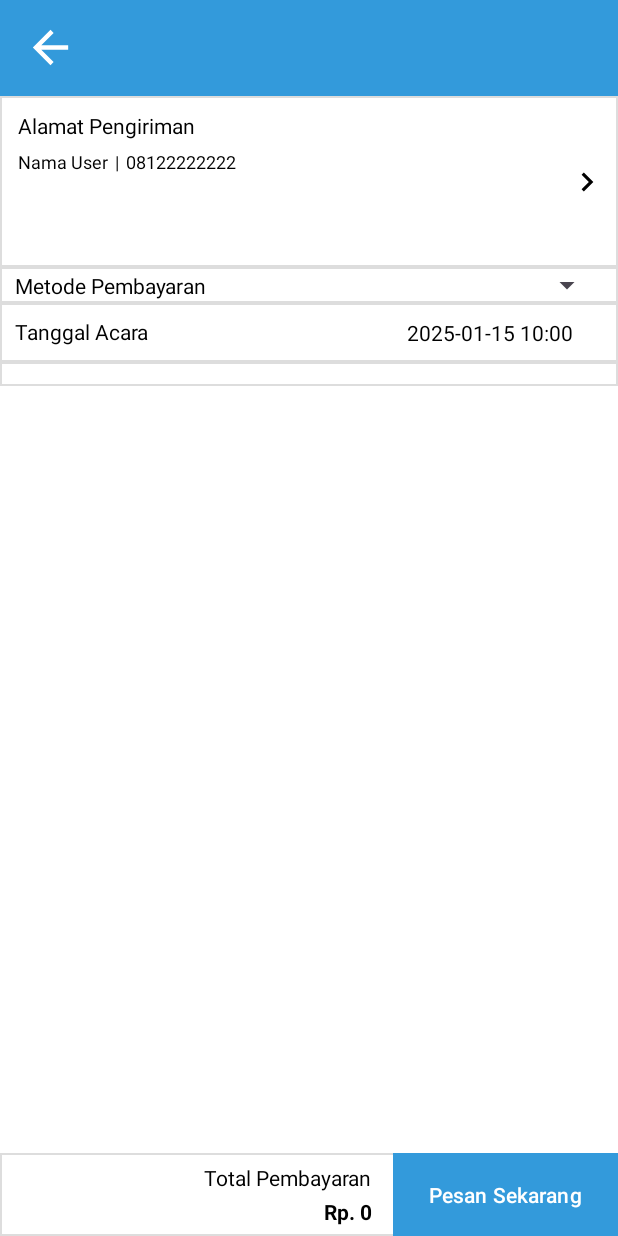
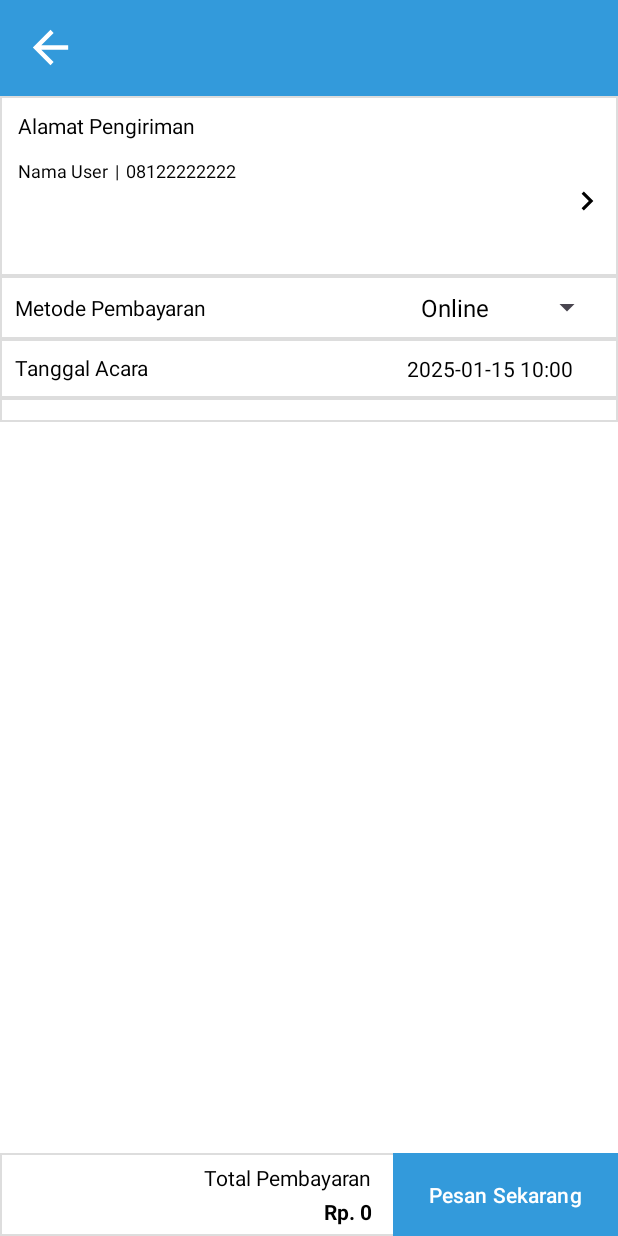
Before and after one commit to MunMunDev/Marketplace-Wedding-Organizer, an Android app: the PaymentActivity screen opened directly, with no data from a screen before it, on a phone screen of 412 x 824 dp. Run offline under Robolectric (Android 15) with nearby library versions, the phone set to English and light mode, and no system bars; our stand-ins replace Dagger/Hilt's generated code, Shimmer; libraries missing offline, so code that uses them is left out: com.midtrans.sdk; 5 statements that could not run were skipped.

Commit message:
Update payment

```diff
--- a/app/src/main/java/com/abcd/vian_marketplaceweddingorganizer/data/database/api/ApiService.kt
+++ b/app/src/main/java/com/abcd/vian_marketplaceweddingorganizer/data/database/api/ApiService.kt
@@ -271,28 +271,25 @@ interface ApiService {
 
     @FormUrlEncoded
     @POST("marketplace-wo/api/post.php")
-    suspend fun postPesan(
-        @Field("post_pesan") postPesan:String,
-        @Field("id_user") id_user: String,
-        @Field("nama_lengkap") nama_lengkap: String,
-        @Field("nomor_hp") nomor_hp: String,
-        @Field("alamat") alamat: String,
-        @Field("detail_alamat") detail_alamat: String,
-        @Field("metode_pembayaran") metode_pembayaran: String
+    suspend fun postPesanInPlace(
+        @Field("post_pesan_ditempat") post_pesan_ditempat:String,
+        @Field("id_user") id_user: Int,
+        @Field("id_wo") id_wo: Int,
+        @Field("id_vendor") id_vendor: String,
+        @Field("waktu") waktu: String,
+        @Field("waktu_acara") waktu_acara: String,
     ): ArrayList<ResponseModel>
 
     @FormUrlEncoded
     @POST("marketplace-wo/api/post.php")
     suspend fun postRegistrasiPembayaran(
-        @Field("registrasi_pembayaran") registrasiPembayaran:String,
-        @Field("id_pembayaran") id_pembayaran:String,
-        @Field("id_user") id_user:String,
-        @Field("keterangan") keterangan:String,
-        @Field("nama_lengkap") nama_lengkap:String,
-        @Field("nomor_hp") nomor_hp:String,
-        @Field("kecamatan_kab_kota") kecamatan_kab_kota:String,
-        @Field("alamat") alamat:String,
-        @Field("detail_alamat") detail_alamat:String,
+        @Field("post_register_pembayaran") post_register_pembayaran:String,
+        @Field("kode_unik") kode_unik: String,
+        @Field("id_user") id_user: Int,
+        @Field("id_wo") id_wo: Int,
+        @Field("id_vendor") id_vendor: String,
+        @Field("waktu") waktu: String,
+        @Field("waktu_acara") waktu_acara: String,
     ): ArrayList<ResponseModel>
 
     // Wedding Organizer
--- a/app/src/main/java/com/abcd/vian_marketplaceweddingorganizer/ui/activity/user/payment/PaymentActivity.kt
+++ b/app/src/main/java/com/abcd/vian_marketplaceweddingorganizer/ui/activity/user/payment/PaymentActivity.kt
@@ -63,13 +63,17 @@ class PaymentActivity : AppCompatActivity() {
 
     private lateinit var vendor: ArrayList<VendorModel>
     private var namaWeddingOrganizer = ""
-    private var idUser = ""
+    private var idUser = 0
     private var namaLengkap = ""
     private var nomorHp = ""
     private var kecamatanKabKota = ""
     private var alamat = ""
     private var detailAlamat = ""
     private var jenisPembayaran = ""
+
+    private var idWo = 0
+    private var idVendor = ""
+    private var waktuAcara = ""
 
     private var selectedValue = ""
     private var numberPosition = 0
@@ -83,9 +87,10 @@ class PaymentActivity : AppCompatActivity() {
         fetchDataSebelumnya()
         setAppNavbarDrawer()
         setButton()
-        konfigurationMidtrans()
+        setSpinnerMetodePembayaran()
         fetchAlamat(sharedPreferencesLogin.getIdUser())
         getAlamat()
+        konfigurationMidtrans()
         getDataRegistrasiPembayaran()
         getTambahPesananDitempat()
     }
@@ -96,11 +101,15 @@ class PaymentActivity : AppCompatActivity() {
             vendor = arrayListOf()
             vendor = intent.getParcelableArrayListExtra("vendor")!!
             namaWeddingOrganizer = intent.getStringExtra("nama_wedding_organizer")!!
+            idWo = intent.getIntExtra("idWo", 0)
 
             if(vendor.isNotEmpty()){
                 setVendor(vendor)
             } else{
                 Toast.makeText(this@PaymentActivity, "Vendor kosong", Toast.LENGTH_SHORT).show()
+            }
+            for(values in vendor){
+                idVendor+="${values.id_vendor};;;"
             }
         }
         binding.tvTanggalAcara.text = "${tanggalDanWaktu.tanggalSekarangZonaMakassar()} 10:00"
@@ -115,6 +124,7 @@ class PaymentActivity : AppCompatActivity() {
     }
     private fun setSharedPreferencesLogin() {
         sharedPreferencesLogin = SharedPreferencesLogin(this@PaymentActivity)
+        idUser = sharedPreferencesLogin.getIdUser()
     }
 
     private fun setButton() {
@@ -131,9 +141,9 @@ class PaymentActivity : AppCompatActivity() {
                 } else{
                     if(numberPosition == 0){
 //                        fetchDataRegistrasiPembayaran(uuid, idUser)
-                        postDataRegistrasiPembayaran(acak, idUser, namaLengkap, nomorHp, kecamatanKabKota, alamat, detailAlamat)
+                        postDataRegistrasiPembayaran(acak, idUser, idWo, idVendor, tanggalDanWaktu.tanggalDanWaktuZonaMakassar(), tvTanggalAcara.text.toString().trim())
                     } else{
-                        postTambahPesananDitempat(idUser, namaLengkap, nomorHp, alamat, detailAlamat, jenisPembayaran)
+                        postTambahPesananDitempat(idUser, idWo, idVendor, tanggalDanWaktu.tanggalDanWaktuZonaMakassar(), tvTanggalAcara.text.toString().trim())
                     }
                 }
             }
@@ -152,6 +162,37 @@ class PaymentActivity : AppCompatActivity() {
         }
     }
 
+    private fun setSpinnerMetodePembayaran(){
+        binding.apply {
+            // Spinner Metode Pembayaran
+            val arrayAdapter = ArrayAdapter.createFromResource(
+                this@PaymentActivity,
+                R.array.metode_pembayaran,
+                android.R.layout.simple_spinner_item
+            )
+            arrayAdapter.setDropDownViewResource(android.R.layout.simple_spinner_dropdown_item)
+            spMetodePembayaran.adapter = arrayAdapter
+
+            spMetodePembayaran.onItemSelectedListener = object: AdapterView.OnItemSelectedListener{
+                override fun onItemSelected(
+                    parent: AdapterView<*>?,
+                    view: View?,
+                    position: Int,
+                    id: Long
+                ) {
+                    numberPosition = spMetodePembayaran.selectedItemPosition
+                    selectedValue = spMetodePembayaran.selectedItem.toString()
+                }
+
+                override fun onNothingSelected(parent: AdapterView<*>?) {
+
+                }
+            }
+
+            spMetodePembayaran.adapter = arrayAdapter
+        }
+    }
+
     private fun fetchAlamat(idUser: Int){
         viewModel.fetchAlamat(idUser)
     }
@@ -159,19 +200,22 @@ class PaymentActivity : AppCompatActivity() {
     private fun getAlamat(){
         viewModel.getAlamat().observe(this@PaymentActivity){result->
             when(result){
-                is UIState.Loading->{}
+                is UIState.Loading->setStartShimmer()
                 is UIState.Success->setSuccessFetchAlamat(result.data)
                 is UIState.Failure->setFailureFetchAlamat(result.message)
+                else -> {}
             }
         }
     }
 
     private fun setFailureFetchAlamat(message: String) {
         Toast.makeText(this@PaymentActivity, "alamat: $message", Toast.LENGTH_SHORT).show()
+        setStopShimmer()
     }
 
     private fun setSuccessFetchAlamat(data: ArrayList<AlamatModel>) {
         setAlamat(data)
+        setStopShimmer()
     }
 
     private fun setVendor(data: ArrayList<VendorModel>) {
@@ -194,9 +238,7 @@ class PaymentActivity : AppCompatActivity() {
 
                 itemDetails.add(
                     ItemDetails(
-//                        "$no", 12.0, 1, " m2 X m2)"
-//                        "$no", totalHargaSatuan, jumlah.toInt(), "$jenisPlafon"
-                        "$no", totalHarga, 1, "$namaVendor"
+                        "$no", harga.toDouble(), 1, "$namaVendor"
                     )
                 )
                 no++
@@ -220,6 +262,7 @@ class PaymentActivity : AppCompatActivity() {
             finish()
         }
     }
+
 
     private fun setAlamat(data: ArrayList<AlamatModel>) {
         binding.apply {
@@ -257,32 +300,7 @@ class PaymentActivity : AppCompatActivity() {
             alamat = alamatModel.alamat!!
             detailAlamat = alamatModel.detail_alamat!!
 
-            // Spinner Metode Pembayaran
-            val arrayAdapter = ArrayAdapter.createFromResource(
-                this@PaymentActivity,
-                R.array.metode_pembayaran,
-                android.R.layout.simple_spinner_item
-            )
-            arrayAdapter.setDropDownViewResource(android.R.layout.simple_spinner_dropdown_item)
-            spMetodePembayaran.adapter = arrayAdapter
-
-            spMetodePembayaran.onItemSelectedListener = object: AdapterView.OnItemSelectedListener{
-                override fun onItemSelected(
-                    parent: AdapterView<*>?,
-                    view: View?,
-                    position: Int,
-                    id: Long
-                ) {
-                    numberPosition = spMetodePembayaran.selectedItemPosition
-                    selectedValue = spMetodePembayaran.selectedItem.toString()
-                }
-
-                override fun onNothingSelected(parent: AdapterView<*>?) {
-
-                }
-            }
-
-            spMetodePembayaran.adapter = arrayAdapter
+            setCustomerDetails()
         }
     }
 
@@ -295,11 +313,14 @@ class PaymentActivity : AppCompatActivity() {
     }
 
     private fun postDataRegistrasiPembayaran(
-        idPembayaran: String, idUser: String,
-        namaLengkap: String, nomorHp: String,
-        kecamatanKabKota: String, alamat: String, detailAlamat: String
+        kodeUnik: String,
+        idUser: Int,
+        idWo: Int,
+        idVendor: String,
+        waktu: String,
+        waktuAcara: String,
     ) {
-        viewModel.postRegistrasiPembayaran(idPembayaran, idUser, "Pending", namaLengkap, nomorHp, kecamatanKabKota, alamat, detailAlamat)
+        viewModel.postRegistrasiPembayaran(kodeUnik, idUser, idWo, idVendor, waktu, waktuAcara)
     }
 
     private fun getDataRegistrasiPembayaran() {
@@ -338,14 +359,13 @@ class PaymentActivity : AppCompatActivity() {
     }
 
     private fun postTambahPesananDitempat(
-        idUser: String,
-        namaLengkap: String,
-        nomorHp: String,
-        alamat: String,
-        detailAlamat: String,
-        jenisPembayaran: String
+        idUser: Int,
+        idWo: Int,
+        idVendor: String,
+        waktu: String,
+        waktuAcara: String,
     ) {
-        viewModel.postPesan(idUser, namaLengkap, nomorHp, alamat, detailAlamat, jenisPembayaran)
+        viewModel.postPesanInPlace(idUser, idWo, idVendor, waktu, waktuAcara)
     }
     private fun getTambahPesananDitempat(){
         viewModel.getPostPesan().observe(this@PaymentActivity){result->
@@ -426,6 +446,7 @@ class PaymentActivity : AppCompatActivity() {
         if(nomorHp == ""){
             nomorHp = "0"
         }
+
         customerDetails = CustomerDetails(
             firstName = namaLengkap,
             customerIdentifier = "${sharedPreferencesLogin.getIdUser()}",
@@ -456,27 +477,36 @@ class PaymentActivity : AppCompatActivity() {
                 loading.alertDialogLoading(this@PaymentActivity)
                 when (transactionResult.status) {
                     UiKitConstants.STATUS_SUCCESS -> {
-//                        Toast.makeText(this, "Transaction Finished. ID: " + transactionResult.transactionId, Toast.LENGTH_LONG).show()
+                        loading.alertDialogCancel()
+                        Toast.makeText(this, "Transaction Finished. ID: " + transactionResult.transactionId, Toast.LENGTH_LONG).show()
 //                        fetchDataPembayaran(idUser)
                     }
                     UiKitConstants.STATUS_PENDING -> {
-//                        Toast.makeText(this, "Transaction Pending. ID: " + transactionResult.transactionId, Toast.LENGTH_LONG).show()
+                        loading.alertDialogCancel()
+                        Toast.makeText(this, "Transaction Pending. ID: " + transactionResult.transactionId, Toast.LENGTH_LONG).show()
+                        acak = kataAcak.getHurufDanAngka()
 //                        fetchDataPembayaran(idUser)
                     }
                     UiKitConstants.STATUS_FAILED -> {
-//                        Toast.makeText(this, "Transaction Failed. ID: " + transactionResult.transactionId, Toast.LENGTH_LONG).show()
+                        loading.alertDialogCancel()
+                        Toast.makeText(this, "Transaction Failed. ID: " + transactionResult.transactionId, Toast.LENGTH_LONG).show()
+                        acak = kataAcak.getHurufDanAngka()
 //                        fetchDataPembayaran(idUser)
                     }
                     UiKitConstants.STATUS_CANCELED -> {
-//                        Toast.makeText(this, "Transaction Cancelled", Toast.LENGTH_LONG).show()
+                        loading.alertDialogCancel()
+                        Toast.makeText(this, "Transaction Cancelled", Toast.LENGTH_LONG).show()
+                        acak = kataAcak.getHurufDanAngka()
 //                        fetchDataPembayaran(idUser)
                     }
                     UiKitConstants.STATUS_INVALID -> {
-//                        Toast.makeText(this, "Transaction Invalid. ID: " + transactionResult.transactionId, Toast.LENGTH_LONG).show()
+                        loading.alertDialogCancel()
+                        Toast.makeText(this, "Transaction Invalid. ID: " + transactionResult.transactionId, Toast.LENGTH_LONG).show()
 //                        fetchDataPembayaran(idUser)
                     }
                     else -> {
-//                        Toast.makeText(this, "Transaction ID: " + transactionResult.transactionId + ". Message: " + transactionResult.status, Toast.LENGTH_LONG).show()
+                        Toast.makeText(this, "Transaction ID: " + transactionResult.transactionId + ". Message: " + transactionResult.status, Toast.LENGTH_LONG).show()
+                        loading.alertDialogCancel()
 //                        fetchDataPembayaran(idUser)
                     }
                 }
@@ -495,6 +525,25 @@ class PaymentActivity : AppCompatActivity() {
         )
     }
 
+    private fun setStartShimmer(){
+        binding.apply {
+            smAlamat.startShimmer()
+            smAlamat.visibility = View.VISIBLE
+
+            clAlamatDetail.visibility = View.GONE
+        }
+    }
+
+    private fun setStopShimmer(){
+        binding.apply {
+            smAlamat.stopShimmer()
+            clAlamatDetail.visibility = View.VISIBLE
+
+            smAlamat.visibility = View.GONE
+
+        }
+    }
+
     override fun onBackPressed() {
         super.onBackPressed()
 //        startActivity(Intent(this@PaymentActivity, MainActivity::class.java))
--- a/app/src/main/java/com/abcd/vian_marketplaceweddingorganizer/ui/activity/user/wedding_organizer/WeddingOrganizerActivity.kt
+++ b/app/src/main/java/com/abcd/vian_marketplaceweddingorganizer/ui/activity/user/wedding_organizer/WeddingOrganizerActivity.kt
@@ -96,7 +96,8 @@ class WeddingOrganizerActivity : AppCompatActivity() {
         plafonAdapter = WeddingOrganizerAdapter(data, object : OnClickItem.ClickWeddingOrganizer{
             override fun clickWeddingOrganizer(weddingOrganizer: WeddingOrganizerModel) {
                 val i = Intent(this@WeddingOrganizerActivity, WeddingOrganizerDetailActivity::class.java)
-                i.putExtra("idWeddingOrganizer", weddingOrganizer.id_user)
+                i.putExtra("idWeddingOrganizer", weddingOrganizer.id_wo)
+                i.putExtra("idUserWeddingOrganizer", weddingOrganizer.id_user)
                 i.putExtra("nama", weddingOrganizer.nama)
                 i.putExtra("deskripsi", weddingOrganizer.deskripsi_wo)
                 i.putExtra("alamat", weddingOrganizer.alamat)
--- a/app/src/main/java/com/abcd/vian_marketplaceweddingorganizer/ui/activity/user/wedding_organizer/detail/WeddingOrganizerDetailActivity.kt
+++ b/app/src/main/java/com/abcd/vian_marketplaceweddingorganizer/ui/activity/user/wedding_organizer/detail/WeddingOrganizerDetailActivity.kt
@@ -41,6 +41,7 @@ import javax.inject.Inject
 class WeddingOrganizerDetailActivity : AppCompatActivity() {
     private lateinit var binding: ActivityWeddingOrganizerDetailBinding
     private var idWeddingOrganizer: Int = 0
+    private var idUserWeddingOrganizer: Int = 0
     private var namaWeddingOrganizer: String = ""
     private var alamat: String = ""
     private var deskripsi: String = ""
@@ -73,6 +74,7 @@ class WeddingOrganizerDetailActivity : AppCompatActivity() {
         if(extras != null) {
 
             idWeddingOrganizer = intent.getIntExtra("idWeddingOrganizer", 0)
+            idUserWeddingOrganizer = intent.getIntExtra("idUserWeddingOrganizer", 0)
             namaWeddingOrganizer = intent.getStringExtra("nama")!!
             alamat = intent.getStringExtra("alamat")!!
             deskripsi = intent.getStringExtra("deskripsi")!!
@@ -159,7 +161,7 @@ class WeddingOrganizerDetailActivity : AppCompatActivity() {
             }
             btnChatWO.setOnClickListener {
                 val i = Intent(this@WeddingOrganizerDetailActivity, ChatWeddingOrganizerActivity::class.java)
-                i.putExtra("id_received", idWeddingOrganizer)
+                i.putExtra("id_received", idUserWeddingOrganizer)
                 i.putExtra("nama_wedding_organizer", namaWeddingOrganizer)
                 startActivity(i)
             }
@@ -212,6 +214,7 @@ class WeddingOrganizerDetailActivity : AppCompatActivity() {
                     val i = Intent(this@WeddingOrganizerDetailActivity, PaymentActivity::class.java)
                     i.putParcelableArrayListExtra("vendor", listChooseVendor)
                     i.putExtra("nama_wedding_organizer", namaWeddingOrganizer)
+                    i.putExtra("idWo", idWeddingOrganizer)
                     startActivity(i)
                 } else{
                     Toast.makeText(this@WeddingOrganizerDetailActivity, "Kosong", Toast.LENGTH_SHORT).show()
--- a/app/src/main/java/com/abcd/vian_marketplaceweddingorganizer/ui/activity/user/wedding_organizer/search/SearchVendorActivity.kt
+++ b/app/src/main/java/com/abcd/vian_marketplaceweddingorganizer/ui/activity/user/wedding_organizer/search/SearchVendorActivity.kt
@@ -105,7 +105,8 @@ class SearchVendorActivity : AppCompatActivity() {
         adapter = WeddingOrganizerAdapter(listWeddingOrganizer, object : OnClickItem.ClickWeddingOrganizer{
             override fun clickWeddingOrganizer(weddingOrganizer: WeddingOrganizerModel) {
                 val i = Intent(this@SearchVendorActivity, WeddingOrganizerDetailActivity::class.java)
-                i.putExtra("idWeddingOrganizer", weddingOrganizer.id_user)
+                i.putExtra("idWeddingOrganizer", weddingOrganizer.id_wo)
+                i.putExtra("idUserWeddingOrganizer", weddingOrganizer.id_user)
                 i.putExtra("nama", weddingOrganizer.nama)
                 i.putExtra("deskripsi", weddingOrganizer.deskripsi_wo)
                 i.putExtra("alamat", weddingOrganizer.alamat)
--- a/app/src/main/java/com/abcd/vian_marketplaceweddingorganizer/utils/TanggalDanWaktu.kt
+++ b/app/src/main/java/com/abcd/vian_marketplaceweddingorganizer/utils/TanggalDanWaktu.kt
@@ -101,6 +101,10 @@ class TanggalDanWaktu {
             time = makassarTime
         }
         return time
+    }
+
+    fun tanggalDanWaktuZonaMakassar(): String{
+        return tanggalSekarangZonaMakassar()+" "+waktuSekarangZonaMakassar()
     }
 
     fun selectedDate(tanggal:String, tv: TextView, context: Context){
--- a/app/src/main/res/layout/activity_payment.xml
+++ b/app/src/main/res/layout/activity_payment.xml
@@ -63,23 +63,29 @@
                 android:background="@drawable/bg_card_no_radius">
                 <TextView
                     android:id="@+id/tvTitleAlamat"
-                    android:layout_width="0dp"
+                    android:layout_width="match_parent"
                     android:layout_height="wrap_content"
                     app:layout_constraintTop_toTopOf="parent"
                     app:layout_constraintStart_toStartOf="parent"
-                    app:layout_constraintEnd_toStartOf="@id/ivDetail"
                     android:text="Alamat Pengiriman"
                     android:textSize="14sp"
                     android:textColor="@color/black"
                     android:textStyle="normal"/>
-                <LinearLayout
-                    android:id="@+id/llNamaDanNomorHp"
+
+                <androidx.constraintlayout.widget.ConstraintLayout
+                    android:id="@+id/clAlamatDetail"
                     android:layout_width="match_parent"
                     android:layout_height="wrap_content"
+                    app:layout_constraintStart_toStartOf="parent"
                     app:layout_constraintTop_toBottomOf="@id/tvTitleAlamat"
+                    android:visibility="gone">
+                    <LinearLayout
+                        android:id="@+id/llNamaDanNomor"
+                        android:layout_width="match_parent"
+                        android:layout_height="wrap_content"
+                        app:layout_constraintTop_toTopOf="parent"
                         app:layout_constraintStart_toStartOf="parent"
-                    app:layout_constraintEnd_toStartOf="@id/ivDetail"
-                    android:layout_marginTop="6dp">
+                        android:layout_marginTop="12dp">
                         <TextView
                             android:id="@+id/tvNama"
                             android:layout_width="wrap_content"
@@ -112,7 +118,7 @@
                         android:id="@+id/tvKecamatan"
                         android:layout_width="0dp"
                         android:layout_height="wrap_content"
-                    app:layout_constraintTop_toBottomOf="@id/llNamaDanNomorHp"
+                        app:layout_constraintTop_toBottomOf="@id/llNamaDanNomor"
                         app:layout_constraintStart_toStartOf="parent"
                         app:layout_constraintEnd_toStartOf="@id/ivDetail"
                         android:layout_marginTop="2dp"
@@ -152,6 +158,23 @@
                         app:layout_constraintBottom_toBottomOf="parent"
                         app:layout_constraintEnd_toEndOf="parent"
                         android:src="@drawable/baseline_arrow_right_24"/>
+                </androidx.constraintlayout.widget.ConstraintLayout>
+
+                <com.facebook.shimmer.ShimmerFrameLayout
+                    android:id="@+id/smAlamat"
+                    android:layout_width="match_parent"
+                    android:layout_height="wrap_content"
+                    app:layout_constraintTop_toBottomOf="@id/tvTitleAlamat"
+                    app:layout_constraintStart_toStartOf="parent"
+                    android:visibility="visible">
+                    <LinearLayout
+                        android:layout_width="match_parent"
+                        android:layout_height="match_parent"
+                        android:orientation="vertical">
+                        <include layout="@layout/list_pilih_alamat_shimmer"/>
+                    </LinearLayout>
+                </com.facebook.shimmer.ShimmerFrameLayout>
+
             </androidx.constraintlayout.widget.ConstraintLayout>
 <!--            <androidx.constraintlayout.widget.ConstraintLayout-->
 <!--                android:layout_width="match_parent"-->
--- a/app/src/main/res/layout/list_pilih_alamat_shimmer.xml
+++ b/app/src/main/res/layout/list_pilih_alamat_shimmer.xml
@@ -16,7 +16,7 @@
             app:layout_constraintTop_toTopOf="parent"
             app:layout_constraintStart_toStartOf="parent"
             app:layout_constraintEnd_toStartOf="@id/ivDetail"
-            android:layout_marginTop="6dp">
+            android:layout_marginTop="4dp">
             <TextView
                 android:id="@+id/tvNama"
                 android:layout_width="150dp"
@@ -74,7 +74,7 @@
     </androidx.constraintlayout.widget.ConstraintLayout>
     <TextView
         android:id="@+id/btnUbah"
-        android:layout_width="70dp"
+        android:layout_width="180dp"
         android:layout_height="wrap_content"
         app:layout_constraintTop_toBottomOf="@id/clAlamat"
         app:layout_constraintStart_toStartOf="parent"
```
Also changed, not shown: app/src/main/java/com/abcd/vian_marketplaceweddingorganizer/ui/activity/user/payment/PaymentViewModel.kt (+4 -7 lines), app/src/main/java/com/abcd/vian_marketplaceweddingorganizer/ui/activity/user/riwayat_pesanan/detail/RiwayatPesananDetailActivity.kt (+8 -0 lines), app/src/main/java/com/abcd/vian_marketplaceweddingorganizer/utils/Constant.kt (+5 -8 lines), app/src/main/res/layout/activity_riwayat_pesanan_detail.xml (+6 -5 lines). Lines whose indentation alone changed are shown as unchanged.
